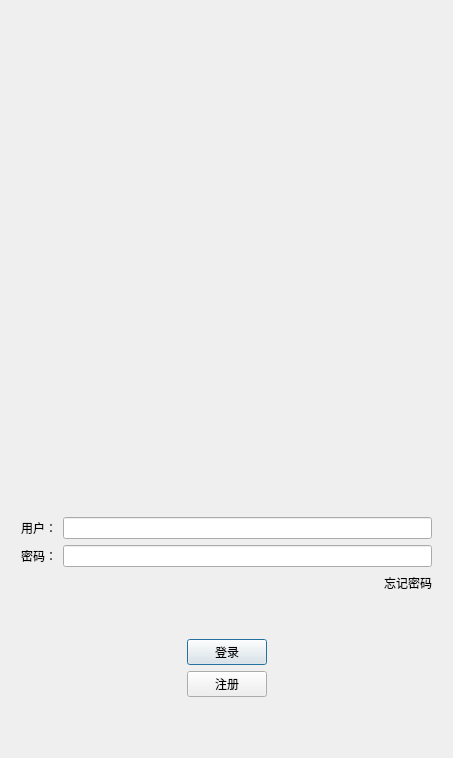
Before: the Qt Designer form CPP-chat/logindialog.ui in Bigricecooker/C----chat-project, drawn with Qt 5.
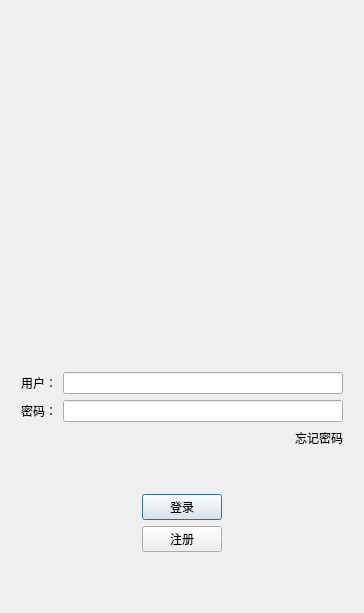
After: the same form once the commit is applied. Icons and pictures are not drawn. Custom widgets are drawn as their Qt base class.

Diff of the .ui file:
```diff
--- a/CPP-chat/logindialog.ui
+++ b/CPP-chat/logindialog.ui
@@ -6,8 +6,8 @@
    <rect>
     <x>0</x>
     <y>0</y>
-    <width>453</width>
-    <height>758</height>
+    <width>364</width>
+    <height>613</height>
    </rect>
   </property>
   <property name="maximumSize">
```
